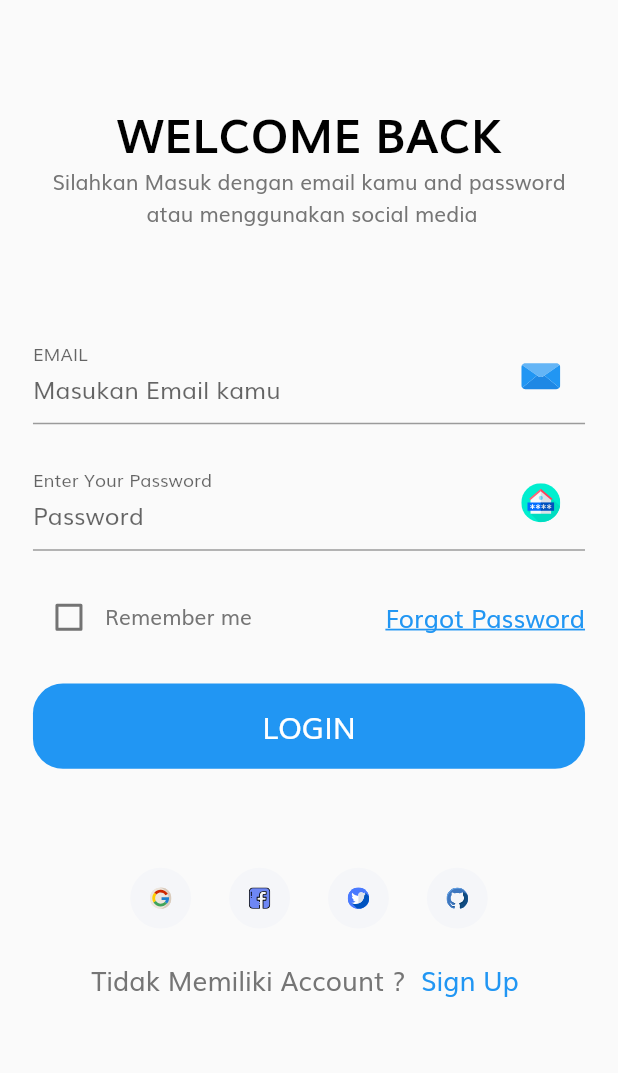
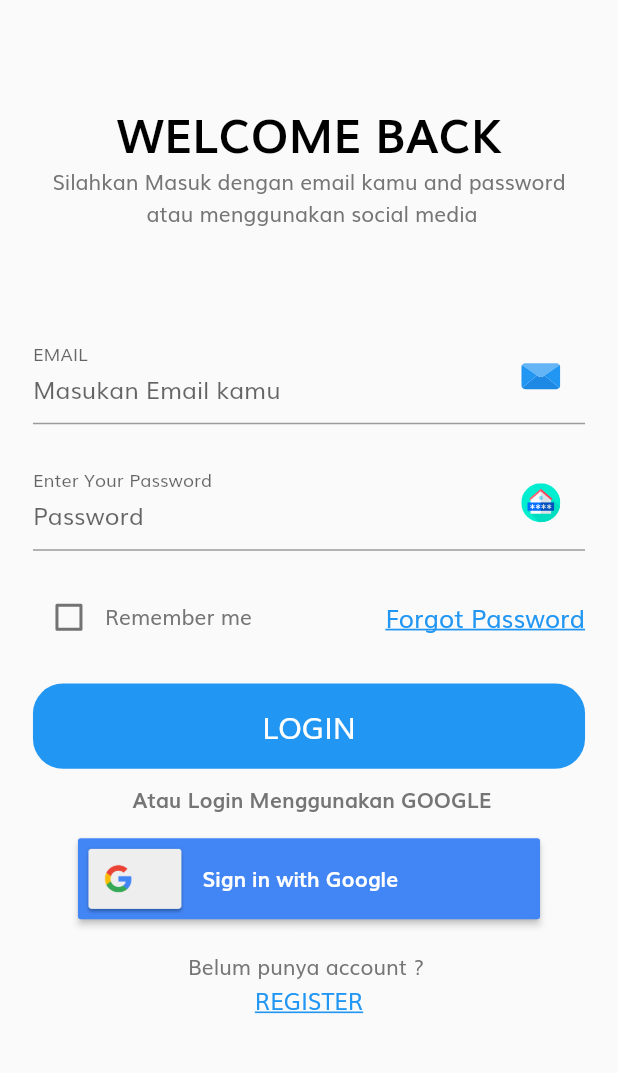
Before and after one commit to artdengun/Aplikasi_PranataIndo, a Flutter app: the screen it shows after launch, after a tap on "CONTINUE", on a phone screen of 412 x 824 dp, the part 84-1157 px from its top. Run offline on Flutter 3.47's test engine with Material 2 defaults, Android fonts, the phone set to English and light mode, and no system bars; our stand-ins replace firebase_auth, flutter_svg, google_sign_in; accounts and stored records are empty.

Commit message:
loginscreen

```diff
--- a/lib/FireBase/component/body.dart
+++ /dev/null
@@ -1,8 +0,0 @@
-import 'package:flutter/material.dart';
-
-class Body extends StatelessWidget {
-  @override
-  Widget build(BuildContext context) {
-    return Column();
-  }
-}
--- a/lib/components/no_Account_Text.dart
+++ b/lib/components/no_Account_Text.dart
@@ -1,42 +1,32 @@
-// import 'package:desain_awal/screens/Sign_up/Sign_up_Screen.dart';
-import 'package:desain_awal/screens/Sign_up/Sign_Up_Screen.dart';
+import 'package:desain_awal/screens/Sign_in/sign_in.dart';
+import 'package:desain_awal/screens/forgot_password/forgot_password.dart';
 import 'package:flutter/material.dart';
 
 import '../constants.dart';
 import '../size_config.dart';
 
-class NoAccountText extends StatelessWidget {
-  const NoAccountText({
-    Key key,
-  }) : super(key: key);
+class NoAccountText extends StatefulWidget {
+  @override
+  _NoACCState createState() => _NoACCState();
+}
 
+class _NoACCState extends State<NoAccountText> {
   @override
   Widget build(BuildContext context) {
     return Row(
-      mainAxisAlignment: MainAxisAlignment.center,
       children: [
-        Text(
-          " Tidak Memiliki Account ? ",
-          style: TextStyle(
-            fontSize: getProportionateScreenWidth(16),
-          ),
-        ),
-        // GestureDetector(
-        // onTap: () =>
-        //     // Navigator.popAndPushNamed(context, SignUpScreen.routeName),
-        // child: Text(
+        Text("Sudah ingat password kamu ? "),
         GestureDetector(
           onTap: () =>
-              Navigator.popAndPushNamed(context, SignUpScreen.routeName),
+              Navigator.popAndPushNamed(context, SignInScreen.routeName),
           child: Text(
-            " Sign Up  ",
+            "Login",
             style: TextStyle(
-              fontSize: getProportionateScreenWidth(16),
-              color: kPrimaryColor,
-            ),
+                fontSize: getProportionateScreenWidth(15),
+                color: kPrimaryColor,
+                decoration: TextDecoration.underline),
           ),
-        ),
-        // ),
+        )
       ],
     );
   }
--- a/lib/routes.dart
+++ b/lib/routes.dart
@@ -1,4 +1,3 @@
-import 'package:desain_awal/FireBase/firebase_screen_auth.dart';
 import 'package:desain_awal/screens/Dashboard/dashboard_menu_screen.dart';
 import 'package:desain_awal/screens/Otp/Otp_screen.dart';
 import 'package:desain_awal/screens/Sign_in/sign_in.dart';
@@ -21,5 +20,4 @@ final Map<String, WidgetBuilder> routes = {
   DashboardMenuScreen.routeName: (context) => DashboardMenuScreen(),
   CompleteProfilScreen.routeName: (context) => CompleteProfilScreen(),
   OtpScreen.routeName: (context) => OtpScreen(),
-  FirebaseScreenAuth.routeName: (contex) => FirebaseScreenAuth(),
 };
--- a/lib/screens/Sign_in/component/body.dart
+++ b/lib/screens/Sign_in/component/body.dart
@@ -1,8 +1,8 @@
-import 'package:desain_awal/components/no_Account_Text.dart';
-import 'package:desain_awal/components/social_card.dart';
+
+import 'package:desain_awal/screens/Sign_up/Sign_Up_Screen.dart';
 import 'package:desain_awal/size_config.dart';
 import 'package:flutter/material.dart';
-import '../google_auth.dart';
+import '../../../constants.dart';
 import '../sign_Form.dart';
 
 class Body extends StatelessWidget {
@@ -33,34 +33,23 @@ class Body extends StatelessWidget {
                 ),
                 SizedBox(height: SizeConfig.screenHeight * 0.08),
                 SignForm(),
-                SizedBox(height: SizeConfig.screenHeight * 0.08),
-                Row(
-                  mainAxisAlignment: MainAxisAlignment.center,
-                  children: [
-                    SocialCard(
-                      icon: "assets/icons/google.svg",
-                      press: () {
-                        GoogleAuth();
-                      },
+                SizedBox(height: SizeConfig.screenHeight * 0.02),
+                Text("Belum punya account ? "),
+                GestureDetector(
+                  onTap: () =>
+                      Navigator.pushNamed(context, SignUpScreen.routeName),
+                  child: Text(
+                    "REGISTER",
+                    style: TextStyle(
+                      fontSize: getProportionateScreenWidth(14),
+                      color: kPrimaryColor,
+                      decoration: TextDecoration.underline,
                     ),
-                    SocialCard(
-                      icon: "assets/icons/facebook.svg",
-                      press: () {},
-                    ),
-                    SocialCard(
-                      icon: "assets/icons/twitter.svg",
-                      press: () {},
-                    ),
-                    SocialCard(
-                      icon: "assets/icons/github.svg",
-                      press: () {},
-                    ),
-                  ],
+                  ),
                 ),
                 SizedBox(
                   height: getProportionateScreenHeight(20),
                 ),
-                NoAccountText()
               ],
             ),
           ),
--- a/lib/screens/Sign_in/sign_Form.dart
+++ b/lib/screens/Sign_in/sign_Form.dart
@@ -1,6 +1,8 @@
+import 'package:desain_awal/Controller/GoogleAuthentication.dart';
 import 'package:desain_awal/components/CUstom_suffix_icons.dart';
 import 'package:desain_awal/components/default_button.dart';
 import 'package:desain_awal/components/form_error.dart';
+import 'package:desain_awal/screens/Dashboard/dashboard_menu_screen.dart';
 import 'package:desain_awal/screens/forgot_password/forgot_password.dart';
 import 'package:desain_awal/screens/login_succes/login_succes_screen.dart';
 import 'package:flutter/material.dart';
@@ -91,7 +93,59 @@ class _SignFormState extends State<SignForm> {
                 Navigator.pushNamed(context, LoginSuccesScreen.routeName);
               }
             },
-          )
+          ),
+          SizedBox(
+            height: getProportionateScreenHeight(10),
+          ),
+          Text(
+            " Atau Login Menggunakan GOOGLE",
+            style: TextStyle(fontWeight: FontWeight.bold),
+          ),
+          SizedBox(
+            height: getProportionateScreenHeight(10),
+          ),
+          Container(
+              margin: EdgeInsets.fromLTRB(30.0, 5.0, 30.0, 5.0),
+              child: RaisedButton(
+                padding: EdgeInsets.only(top: 3.0, bottom: 3.0, left: 3.0),
+                color: const Color(0xFF4285F4),
+                onPressed: () => googleSignIn().whenComplete(() =>
+                    Navigator.of(context).pushReplacement(MaterialPageRoute(
+                        builder: (context) => DashboardMenuScreen()))),
+                child: Row(
+                  children: [
+                    Image.asset(
+                      "assets/images/loginscreen.png",
+                      height: 48.0,
+                    ),
+                    Container(
+                        padding: EdgeInsets.only(left: 10.0, right: 10.0),
+                        child: new Text(
+                          "Sign in with Google",
+                          style: TextStyle(
+                              color: Colors.white, fontWeight: FontWeight.bold),
+                        )),
+                  ],
+                ),
+              )
+              // children: [
+              //   MaterialButton(
+              //     padding: EdgeInsets.zero,
+              //     onPressed: () => googleSignIn().whenComplete(() =>
+              //         Navigator.of(context).pushReplacement(MaterialPageRoute(
+              //             builder: (context) => DashboardMenuScreen()))),
+              //     child: Image(
+              //       image: AssetImage("assets/images/loginscreen.png"),
+              //       width: 150,
+              //       height: 60,
+              //     ),
+              //   ),
+              //   SizedBox(
+              //     height: 10.0,
+              //   ),
+
+              // ],
+              )
         ],
       ),
     );
```
Also changed, not shown: lib/Controller/GoogleAuthentication.dart (added, +25 -0 lines), lib/FireBase/firebase_auth.dart (deleted, +0 -10 lines), lib/FireBase/firebase_screen_auth.dart (deleted, +0 -10 lines), lib/screens/Sign_in/google_auth.dart (deleted, +0 -53 lines), lib/screens/Sign_in/login_method/github/main.dart (deleted, +0 -85 lines), assets/images/loginscreen.png (added), 1 other file.
